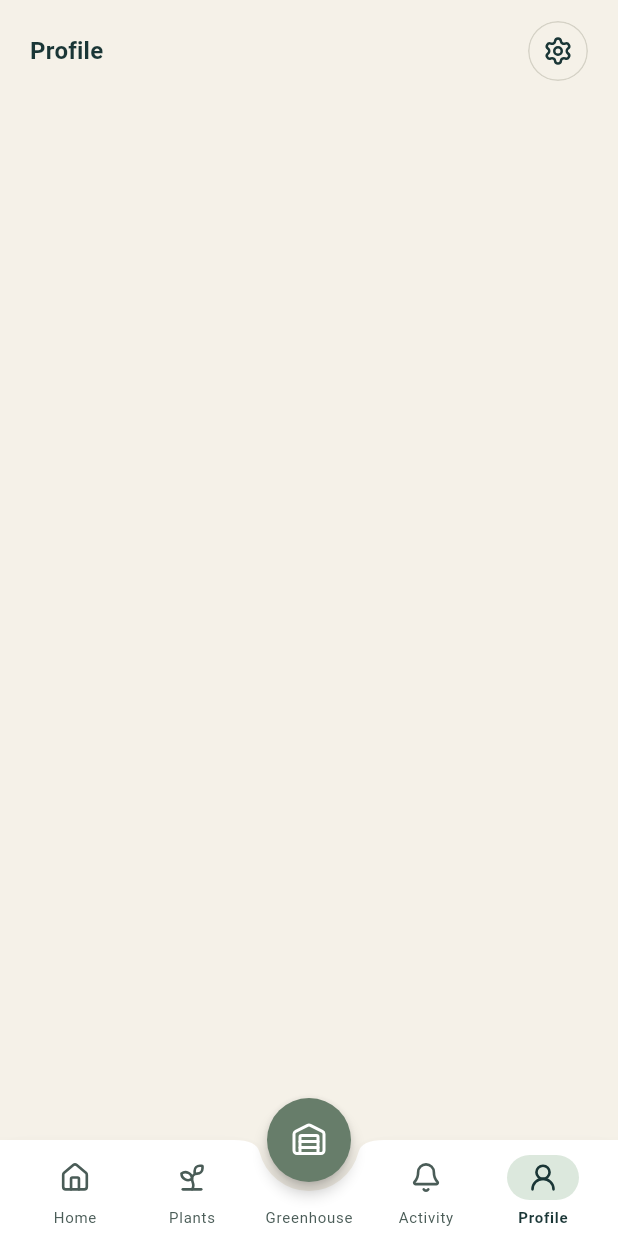
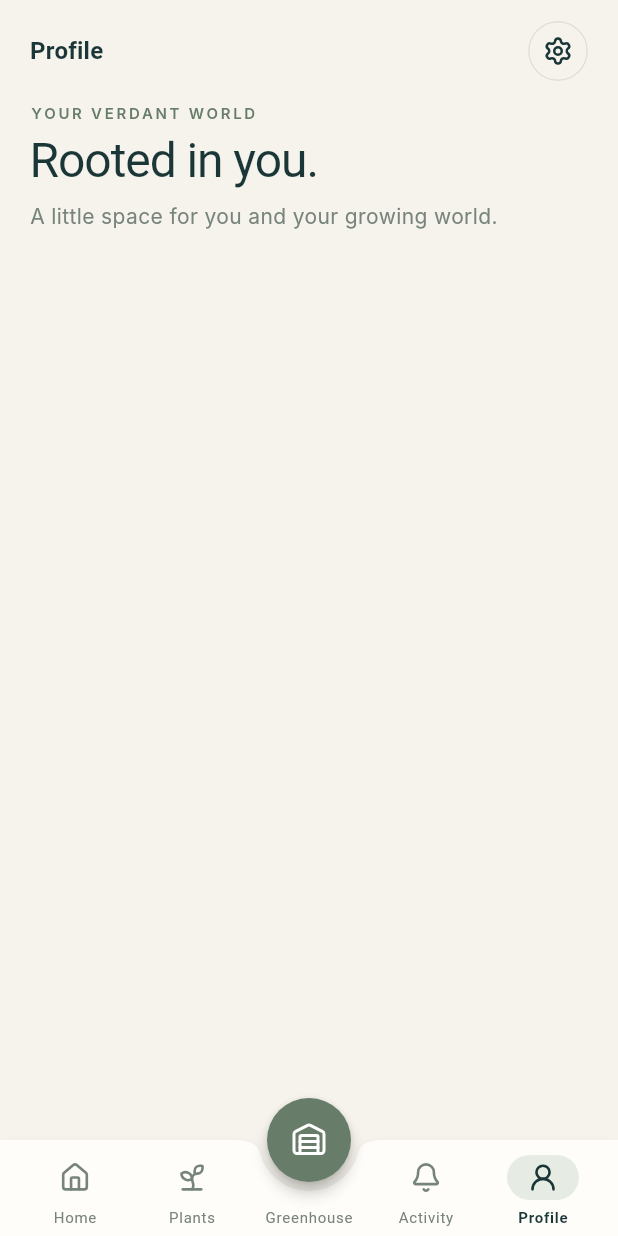
Before and after one commit to fabiogentile-gif/verdant, a Flutter app: the screen it shows after launch, item 2 of the bottom bar chosen, after a tap on "Activity", after a tap on "Profile", on a phone screen of 412 x 824 dp. Run offline on Flutter 3.47's test engine with Material 3 defaults, Android fonts, the phone set to English and light mode, and no system bars; our stand-ins replace lucide_icons_flutter; Roboto replaces fonts that are missing (Inter, Lora).

Commit message:
Aggiunto il header con data integrata (intl)

```diff
--- a/lib/main.dart
+++ b/lib/main.dart
@@ -1,10 +1,13 @@
 import 'package:flutter/material.dart';
+import 'package:intl/date_symbol_data_local.dart';
 import 'package:verdant/router/router.dart';
 import 'package:verdant/theme/theme.dart';
 import 'package:verdant/theme/theme_controller.dart';
 
-void main() {
-  runApp(MyApp());
+Future<void> main() async {
+  WidgetsFlutterBinding.ensureInitialized();
+  await initializeDateFormatting('it_IT');
+  runApp(const MyApp());
 }
 
 class MyApp extends StatelessWidget {
--- a/lib/pages/activity.dart
+++ b/lib/pages/activity.dart
@@ -1,6 +1,7 @@
 import 'package:flutter/material.dart';
 import 'package:lucide_icons_flutter/lucide_icons.dart';
 import 'package:verdant/app_bar.dart';
+import 'package:verdant/widgets/components/page_header.dart';
 
 class Activity extends StatelessWidget {
   const Activity({super.key});
@@ -8,7 +9,24 @@ class Activity extends StatelessWidget {
   @override
   Widget build(BuildContext context) {
     return Scaffold(
-      appBar: StandardAppBar(title: 'Activity',actionIcon: LucideIcons.calendarDays,onActionTap: () {},),
+      appBar: StandardAppBar(
+        title: 'Activity',
+        actionIcon: LucideIcons.calendarDays,
+        onActionTap: () {},
+      ),
+      body: SingleChildScrollView(
+        padding: const EdgeInsets.fromLTRB(20, 0, 20, 0),
+        child: Column(
+          crossAxisAlignment: CrossAxisAlignment.start,
+          children: [
+            PageHeader.eyebrowDate(
+              DateTime.now(),
+              title: 'A moment of care.',
+              subtitle: 'Little rituals. Happier plants. All in one place.',
+            ),
+          ],
+        ),
+      ),
     );
   }
 }
--- a/lib/pages/greenhouse.dart
+++ b/lib/pages/greenhouse.dart
@@ -1,6 +1,7 @@
 import 'package:flutter/material.dart';
 import 'package:lucide_icons_flutter/lucide_icons.dart';
 import 'package:verdant/app_bar.dart';
+import 'package:verdant/widgets/components/page_header.dart';
 
 class Greenhouse extends StatelessWidget {
   const Greenhouse({super.key});
@@ -8,7 +9,23 @@ class Greenhouse extends StatelessWidget {
   @override
   Widget build(BuildContext context) {
     return Scaffold(
-      appBar: StandardAppBar(title: 'The greenhouse',actionIcon: LucideIcons.shoppingBag,onActionTap: () {},),
+      appBar: StandardAppBar(
+        title: 'The greenhouse',
+        actionIcon: LucideIcons.shoppingBag,
+        onActionTap: () {},
+      ),
+      body: SingleChildScrollView(
+        padding: const EdgeInsets.fromLTRB(20, 0, 20, 0),
+        child: Column(
+          crossAxisAlignment: CrossAxisAlignment.start,
+          children: [
+            PageHeader(
+              title: 'Room to grow.',
+              subtitle: 'Thoughtfully grown plants and beautiful things to help them thrive.',
+            ),
+          ],
+        ),
+      ),
     );
   }
 }
--- a/lib/pages/homepage.dart
+++ b/lib/pages/homepage.dart
@@ -1,5 +1,6 @@
 import 'package:flutter/material.dart';
 import 'package:verdant/app_bar.dart';
+import 'package:verdant/widgets/components/page_header.dart';
 
 class Homepage extends StatelessWidget {
   const Homepage({super.key});
@@ -7,7 +8,20 @@ class Homepage extends StatelessWidget {
   @override
   Widget build(BuildContext context) {
     return Scaffold(
-      appBar: StandardAppBar.home(hasUnread: false,onActionTap: () {},),
+      appBar: StandardAppBar.home(hasUnread: false, onActionTap: () {}),
+      body: SingleChildScrollView(
+        padding: const EdgeInsets.fromLTRB(20, 0, 20, 0),
+        child: Column(
+          crossAxisAlignment: CrossAxisAlignment.start,
+          children: [
+            PageHeader.eyebrowDate(
+              DateTime.now(),
+              title: 'A little greener, Maya.',
+              subtitle: 'Good things grow with a little care.',
+            ),
+          ],
+        ),
+      ),
     );
   }
 }
--- a/lib/pages/plants.dart
+++ b/lib/pages/plants.dart
@@ -1,6 +1,7 @@
 import 'package:flutter/material.dart';
 import 'package:lucide_icons_flutter/lucide_icons.dart';
 import 'package:verdant/app_bar.dart';
+import 'package:verdant/widgets/components/page_header.dart';
 
 class Plants extends StatelessWidget {
   const Plants({super.key});
@@ -8,7 +9,24 @@ class Plants extends StatelessWidget {
   @override
   Widget build(BuildContext context) {
     return Scaffold(
-      appBar: StandardAppBar(title: 'My plants',actionIcon: LucideIcons.plus,onActionTap: () {},),
+      appBar: StandardAppBar(
+        title: 'My plants',
+        actionIcon: LucideIcons.plus,
+        onActionTap: () {},
+      ),
+      body: SingleChildScrollView(
+        padding: const EdgeInsets.fromLTRB(20, 0, 20, 0),
+        child: Column(
+          crossAxisAlignment: CrossAxisAlignment.start,
+          children: [
+            PageHeader.eyebrowText(
+              'MAYA’S LITTLE JUNGLE',
+              title: 'Growing, together.',
+              subtitle: 'Every leaf has a story. Here are yours.',
+            ),
+          ],
+        ),
+      ),
     );
   }
 }
--- a/lib/pages/profile.dart
+++ b/lib/pages/profile.dart
@@ -1,6 +1,7 @@
 import 'package:flutter/material.dart';
 import 'package:lucide_icons_flutter/lucide_icons.dart';
 import 'package:verdant/app_bar.dart';
+import 'package:verdant/widgets/components/page_header.dart';
 
 class Profile extends StatelessWidget {
   const Profile({super.key});
@@ -8,7 +9,24 @@ class Profile extends StatelessWidget {
   @override
   Widget build(BuildContext context) {
     return Scaffold(
-      appBar: StandardAppBar(title: 'Profile',actionIcon: LucideIcons.settings,onActionTap: () {},),
+      appBar: StandardAppBar(
+        title: 'Profile',
+        actionIcon: LucideIcons.settings,
+        onActionTap: () {},
+      ),
+      body: SingleChildScrollView(
+        padding: const EdgeInsets.fromLTRB(20, 0, 20, 0),
+        child: Column(
+          crossAxisAlignment: CrossAxisAlignment.start,
+          children: [
+            PageHeader.eyebrowText(
+              'YOUR VERDANT WORLD',
+              title: 'Rooted in you.',
+              subtitle: 'A little space for you and your growing world.',
+            ),
+          ],
+        ),
+      ),
     );
   }
 }
--- a/lib/router/router.dart
+++ b/lib/router/router.dart
@@ -42,7 +42,7 @@ class AppRoutes {
     }
     return PageRouteBuilder(
       settings: settings,
-      pageBuilder: (_, __, ___) => page,
+      pageBuilder: (_, _, _) => page,
       transitionDuration: Duration.zero,
       reverseTransitionDuration: Duration.zero,
     );
--- a/lib/theme/theme.dart
+++ b/lib/theme/theme.dart
@@ -2,14 +2,14 @@ import 'package:flutter/material.dart';
 
 const _lightScheme = ColorScheme(
   brightness: Brightness.light,
-  primary: Color(0xFF677D6A),
+  primary: Color(0xFF677D6A), // Natural green
   onPrimary: Color(0xFFFFFFFF),
-  primaryContainer: Color(0xFFDCE8DD),
-  onPrimaryContainer: Color(0xFF1F3322),
-  secondary: Color(0xFFD6BD98),
+  primaryContainer: Color(0xFFE6EBE3),
+  onPrimaryContainer: Color(0xFF40534C),
+  secondary: Color(0xFFD6BD98), // Warm beige
   onSecondary: Color(0xFF1A3636),
-  secondaryContainer: Color(0xFFF0E4CF),
-  onSecondaryContainer: Color(0xFF3D2F17),
+  secondaryContainer: Color(0xFFEDE3D3),
+  onSecondaryContainer: Color(0xFF40534C),
   tertiary: Color(0xFFA66A4A),
   onTertiary: Color(0xFFFFFFFF),
   tertiaryContainer: Color(0xFFF3DDD0),
@@ -18,18 +18,18 @@ const _lightScheme = ColorScheme(
   onError: Color(0xFFFFFFFF),
   errorContainer: Color(0xFFF9DAD6),
   onErrorContainer: Color(0xFF410E0B),
-  surface: Color(0xFFFFFFFF),
-  onSurface: Color(0xFF1A3636),
-  onSurfaceVariant: Color(0xFF4A5C57),
-  surfaceContainerLowest: Color(0xFFFFFFFF),
-  surfaceContainerLow: Color(0xFFFAF7F0),
+  surface: Color(0xFFFFFDFA), // card, campi, nav bar
+  onSurface: Color(0xFF1A3636), // Deep petrol
+  onSurfaceVariant: Color(0xFF77847B), // testo secondario
+  surfaceContainerLowest: Color(0xFFFFFDFA),
+  surfaceContainerLow: Color(0xFFF6F3ED), // sfondo pagina
   surfaceContainer: Color(0xFFF0ECE2),
   surfaceContainerHigh: Color(0xFFEBE7DC),
   surfaceContainerHighest: Color(0xFFE5E1D5),
   outline: Color(0xFF8A978F),
-  outlineVariant: Color(0xFFD5D2C6),
+  outlineVariant: Color(0xFFDEDFD5), // bordi
   inverseSurface: Color(0xFF1A3636),
-  onInverseSurface: Color(0xFFF5F1E8),
+  onInverseSurface: Color(0xFFF6F3ED),
   inversePrimary: Color(0xFFA9C2AC),
   shadow: Color(0xFF000000),
   scrim: Color(0xFF000000),
@@ -45,7 +45,7 @@ const _darkScheme = ColorScheme(
   secondary: Color(0xFFD6BD98),
   onSecondary: Color(0xFF1A3636),
   secondaryContainer: Color(0xFF5E4E34),
-  onSecondaryContainer: Color(0xFFF0E4CF),
+  onSecondaryContainer: Color(0xFFEDE3D3),
   tertiary: Color(0xFFE0A98B),
   onTertiary: Color(0xFF3A1E10),
   tertiaryContainer: Color(0xFF7A4A30),
@@ -55,7 +55,7 @@ const _darkScheme = ColorScheme(
   errorContainer: Color(0xFF8C1D18),
   onErrorContainer: Color(0xFFF9DEDC),
   surface: Color(0xFF40534C),
-  onSurface: Color(0xFFF5F1E8),
+  onSurface: Color(0xFFF6F3ED),
   onSurfaceVariant: Color(0xFFC9D1C5),
   surfaceContainerLowest: Color(0xFF1A3636),
   surfaceContainerLow: Color(0xFF2E4540),
@@ -64,7 +64,7 @@ const _darkScheme = ColorScheme(
   surfaceContainerHighest: Color(0xFF55695F),
   outline: Color(0xFF8FA095),
   outlineVariant: Color(0xFF566B62),
-  inverseSurface: Color(0xFFF5F1E8),
+  inverseSurface: Color(0xFFF6F3ED),
   onInverseSurface: Color(0xFF1A3636),
   inversePrimary: Color(0xFF4E6552),
   shadow: Color(0xFF000000),
@@ -76,7 +76,7 @@ class AppTheme {
   static final light = ThemeData(
     useMaterial3: true,
     colorScheme: _lightScheme,
-    scaffoldBackgroundColor: const Color(0xFFF5F1E8),
+    scaffoldBackgroundColor: const Color(0xFFF6F3ED),
   );
 
   static final dark = ThemeData(
--- /dev/null
+++ b/lib/widgets/components/page_header.dart
@@ -0,0 +1,104 @@
+import 'package:flutter/material.dart';
+import 'package:intl/intl.dart';
+
+/// Header di pagina: [eyebrow] opzionale + titolo + sottotitolo.
+///
+/// Esempi:
+///   PageHeader(title: 'Piante', subtitle: '...')
+///   PageHeader.eyebrowText('Il tuo giardino', title: '...', subtitle: '...')
+///   PageHeader.eyebrowDate(DateTime.now(), title: '...', subtitle: '...')
+
+class PageHeader extends StatelessWidget {
+  const PageHeader({super.key, required this.title, this.subtitle})
+    : _eyebrowText = null,
+      _eyebrowDate = null,
+      _locale = null;
+
+  const PageHeader.eyebrowText(
+    String eyebrow, {
+    super.key,
+    required this.title,
+    this.subtitle,
+  }) : _eyebrowText = eyebrow,
+       _eyebrowDate = null,
+       _locale = null;
+
+  const PageHeader.eyebrowDate(
+    DateTime date, {
+    super.key,
+    required this.title,
+    this.subtitle,
+    String? locale, // es. 'it_IT'; null = locale di default
+  }) : _eyebrowText = null,
+       _eyebrowDate = date,
+       _locale = locale;
+
+  final String title;
+  final String? subtitle;
+  final String? _eyebrowText;
+  final DateTime? _eyebrowDate;
+  final String? _locale;
+
+  static const _gap = 7.0;
+
+  String? get _eyebrow {
+    if (_eyebrowText != null) return _eyebrowText!.toUpperCase();
+    if (_eyebrowDate != null) {
+      return DateFormat(
+        'EEEE, MMMM d',
+        _locale,
+      ).format(_eyebrowDate!).toUpperCase();
+    }
+    return null;
+  }
+
+  @override
+  Widget build(BuildContext context) {
+    final eyebrow = _eyebrow;
+    final scheme = Theme.of(context).colorScheme;
+
+    return Column(
+      crossAxisAlignment: CrossAxisAlignment.start,
+      mainAxisSize: MainAxisSize.min,
+      children: [
+        if (eyebrow != null) ...[
+          Text(
+            eyebrow,
+            style: TextStyle(
+              fontFamily: 'Inter',
+              fontWeight: FontWeight.w600,
+              fontSize: 10,
+              letterSpacing: 1.8,
+              color: scheme.surfaceTint,
+            ),
+          ),
+          const SizedBox(height: _gap),
+        ],
+        Text(
+          title,
+          style: TextStyle(
+            fontFamily: 'Lora',
+            fontWeight: FontWeight.w400,
+            fontSize: 32,
+            height: 1.15,
+            letterSpacing: -0.7,
+            color: scheme.inverseSurface,
+          ),
+        ),
+        if (subtitle != null) ...[
+          const SizedBox(height: _gap),
+          Text(
+            subtitle!,
+            style: TextStyle(
+              fontFamily: 'Inter',
+              fontWeight: FontWeight.w400,
+              fontSize: 14,
+              height: 1.5,
+              color: scheme.onSurfaceVariant,
+            ),
+          ),
+        ],
+      ],
+    );
+  }
+}
--- a/pubspec.yaml
+++ b/pubspec.yaml
@@ -35,6 +35,7 @@ dependencies:
   # Use with the CupertinoIcons class for iOS style icons.
   cupertino_icons: ^1.0.8
   lucide_icons_flutter: ^4.0.2
+  intl: ^0.20.3
 dev_dependencies:
   flutter_test:
     sdk: flutter
```
Also changed, not shown: pubspec.lock.
